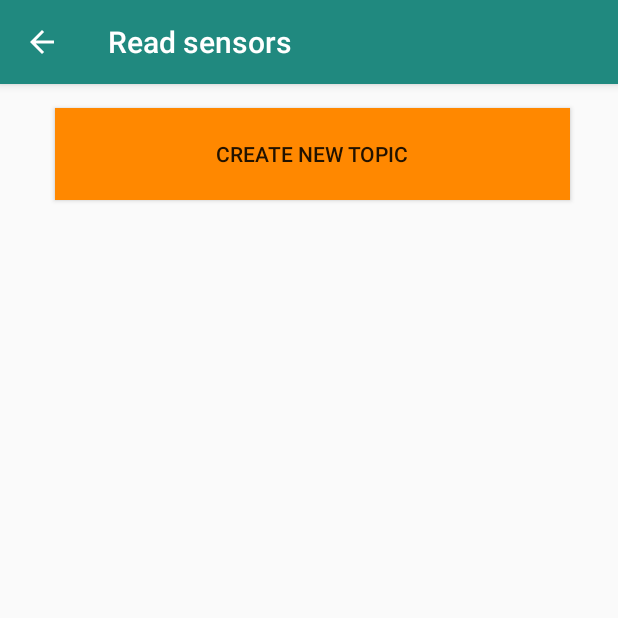
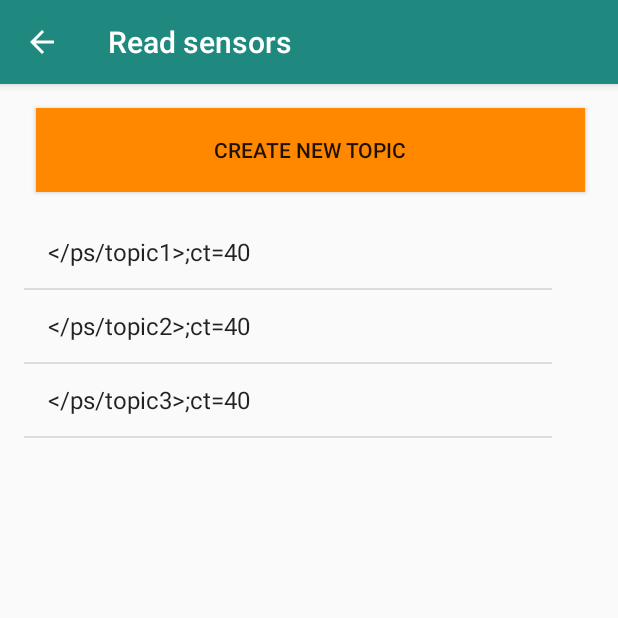
Before and after one commit to ihilal/Noisy, an Android app: the screen it shows after launch (DiscoverActivity), after a tap on "DISCOVER", on a phone screen of 412 x 824 dp, the top half of it. Run offline under Robolectric (Android 15) with nearby library versions, the phone set to English and light mode, and no system bars; libraries missing offline, so code that uses them is left out: org.eclipse.californium.

Commit message:
display topics

```diff
--- a/app/src/main/java/com/example/readsensors/DiscoverActivity.java
+++ b/app/src/main/java/com/example/readsensors/DiscoverActivity.java
@@ -4,6 +4,9 @@ import android.content.Intent;
 import android.support.v7.app.AppCompatActivity;
 import android.os.Bundle;
 import android.view.View;
+import android.widget.AdapterView;
+import android.widget.ArrayAdapter;
+import android.widget.ListView;
 import android.widget.TextView;
 
 public class DiscoverActivity extends AppCompatActivity {
@@ -15,12 +18,29 @@ public class DiscoverActivity extends AppCompatActivity {
 
         // Get the Intent that started this activity and extract the string
         Intent intent = getIntent();
-        String display = intent.getStringExtra(MainActivity.EXTRA_MESSAGE);
+        String[] topics = intent.getStringArrayExtra("topics");
 
 
-        // Capture the layout's TextView and set the string as its text
-        TextView textView = findViewById(R.id.textView);
-        textView.setText(display);
+        // Capture the layout's listView and set the string array as its topics
+        ListView listview = (ListView) findViewById(R.id.list);
+        ArrayAdapter<String> displayTopics = new ArrayAdapter<String>(
+                this,
+                android.R.layout.simple_list_item_1,
+                topics);
+        listview.setAdapter(displayTopics);
+
+        //make list clickable
+//        listview.setOnItemClickListener((AdapterView.OnItemClickListener) this);
+        listview.setOnItemClickListener(new AdapterView.OnItemClickListener()
+        {
+            public void onItemClick(AdapterView<?> l,View v, int position, long id)
+            {
+                Intent n = new Intent(getApplicationContext(), TopicActivity.class);
+                n.putExtra("position", position);
+                n.putExtra("id", id);
+                startActivity(n);
+            }
+        });
     }
 
 
--- a/app/src/main/java/com/example/readsensors/MainActivity.java
+++ b/app/src/main/java/com/example/readsensors/MainActivity.java
@@ -8,7 +8,7 @@ import android.widget.EditText;
 
 public class MainActivity extends AppCompatActivity {
 
-    public static final String EXTRA_MESSAGE = "com.example.readsensors.MESSAGE";
+//    public static final String EXTRA_MESSAGE = "com.example.readsensors.MESSAGE";
 
     @Override
     protected void onCreate(Bundle savedInstanceState) {
@@ -20,8 +20,8 @@ public class MainActivity extends AppCompatActivity {
         Intent intent = new Intent(this, DiscoverActivity.class);
         EditText ipAddress = (EditText) findViewById(R.id.editText5);
         String message = ipAddress.getText().toString();
-        String display = PubSub.discover("127.0.0.1/.well-known/core", 5683, 5000);
-        intent.putExtra(EXTRA_MESSAGE, display);
+        String[] topics = PubSub.discover("127.0.0.1/.well-known/core", 5683, 5000);
+        intent.putExtra("topics", topics);
         startActivity(intent);
     }
 
--- a/app/src/main/java/com/example/readsensors/PubSub.java
+++ b/app/src/main/java/com/example/readsensors/PubSub.java
@@ -4,14 +4,8 @@ import org.eclipse.californium.core.CoapResponse;
 
 public class PubSub {
 
-    public static String discover(String host, int port, long timeout){
-        String content = "";
-        CoapClient client = new CoapClient("coap", host, port,"");
-        client.setTimeout(timeout);
-        CoapResponse response = client.get();
-        if (response.isSuccess())
-            content = response.getResponseText();
-
-        return content;
+    public static String[] discover(String host, int port, long timeout){
+        String[] topics = {"</ps/topic1>;ct=40", "</ps/topic2>;ct=40", "</ps/topic3>;ct=40"};
+        return topics;
     }
 }
--- a/app/src/main/res/layout/activity_discover.xml
+++ b/app/src/main/res/layout/activity_discover.xml
@@ -8,8 +8,8 @@
 
     <Button
         android:id="@+id/button"
-        android:layout_width="343dp"
-        android:layout_height="61dp"
+        android:layout_width="366dp"
+        android:layout_height="56dp"
         android:layout_marginStart="16dp"
         android:layout_marginLeft="16dp"
         android:layout_marginTop="16dp"
@@ -22,12 +22,21 @@
         app:layout_constraintStart_toStartOf="parent"
         app:layout_constraintTop_toTopOf="parent" />
 
-    <TextView
-        android:id="@+id/textView"
-        android:layout_width="wrap_content"
-        android:layout_height="wrap_content"
+    <ListView
+        android:id="@+id/list"
+        android:layout_width="352dp"
+        android:layout_height="402dp"
+        android:layout_marginStart="16dp"
+        android:layout_marginLeft="16dp"
         android:layout_marginTop="16dp"
-        android:text="TextView"
+        android:layout_marginEnd="16dp"
+        android:layout_marginRight="16dp"
+        android:layout_marginBottom="16dp"
+        app:layout_constraintBottom_toBottomOf="parent"
+        app:layout_constraintEnd_toEndOf="parent"
+        app:layout_constraintHorizontal_bias="0.0"
+        app:layout_constraintStart_toStartOf="parent"
         app:layout_constraintTop_toBottomOf="@+id/button"
-        tools:layout_editor_absoluteX="122dp" />
+        app:layout_constraintVertical_bias="0.0" />
+
 </android.support.constraint.ConstraintLayout>
```
Also changed, not shown: app/src/main/AndroidManifest.xml (+7 -3 lines), app/src/main/java/com/example/readsensors/TopicActivity.java (added, +13 -0 lines), app/src/main/res/layout/activity_topic.xml (added, +56 -0 lines).
